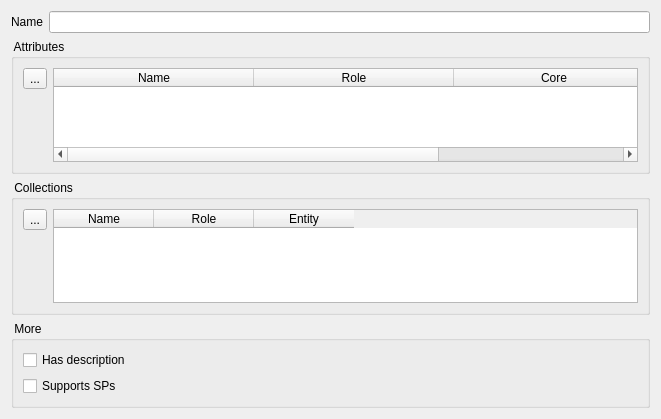
Old version of the form src/gui/repo_RepositoryElementForm.ui in the repository fritzone/ddm.
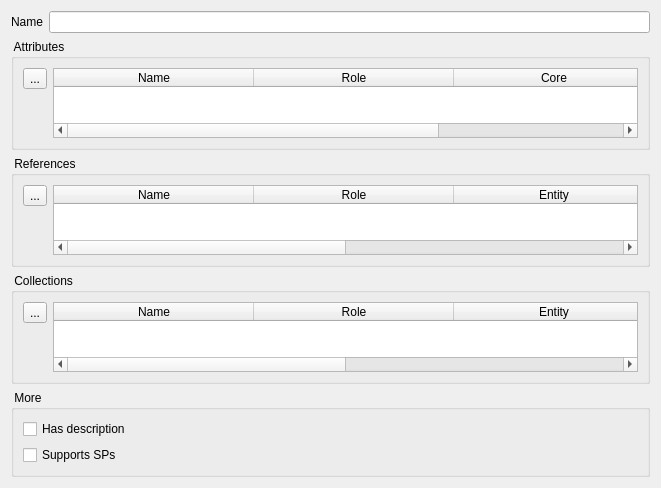
New version of the form. Icons and pictures are not drawn.

Patch:
```diff
--- a/src/gui/repo_RepositoryElementForm.ui
+++ b/src/gui/repo_RepositoryElementForm.ui
@@ -106,7 +106,89 @@
     </widget>
    </item>
    <item>
-    <widget class="QGroupBox" name="groupBox_2">
+    <widget class="QGroupBox" name="grpReferences">
+     <property name="title">
+      <string> References </string>
+     </property>
+     <layout class="QHBoxLayout" name="horizontalLayout_6">
+      <item>
+       <widget class="QWidget" name="horizontalWidget_5" native="true">
+        <layout class="QVBoxLayout" name="verticalLayout_6">
+         <property name="spacing">
+          <number>0</number>
+         </property>
+         <property name="margin">
+          <number>0</number>
+         </property>
+         <item>
+          <widget class="QToolButton" name="btnDeleteReference">
+           <property name="text">
+            <string>...</string>
+           </property>
+           <property name="icon">
+            <iconset resource="../dbm.qrc">
+             <normaloff>:/images/actions/images/small/remove.png</normaloff>:/images/actions/images/small/remove.png</iconset>
+           </property>
+          </widget>
+         </item>
+         <item>
+          <spacer name="verticalSpacer_5">
+           <property name="orientation">
+            <enum>Qt::Vertical</enum>
+           </property>
+           <property name="sizeHint" stdset="0">
+            <size>
+             <width>20</width>
+             <height>40</height>
+            </size>
+           </property>
+          </spacer>
+         </item>
+        </layout>
+       </widget>
+      </item>
+      <item>
+       <widget class="QTableWidget" name="tblReferences">
+        <attribute name="horizontalHeaderDefaultSectionSize">
+         <number>200</number>
+        </attribute>
+        <attribute name="horizontalHeaderMinimumSectionSize">
+         <number>100</number>
+        </attribute>
+        <attribute name="horizontalHeaderStretchLastSection">
+         <bool>false</bool>
+        </attribute>
+        <column>
+         <property name="text">
+          <string>Name</string>
+         </property>
+        </column>
+        <column>
+         <property name="text">
+          <string>Role</string>
+         </property>
+         <property name="icon">
+          <iconset resource="../dbm.qrc">
+           <normaloff>:/images/actions/images/small/applications_engineering.png</normaloff>:/images/actions/images/small/applications_engineering.png</iconset>
+         </property>
+        </column>
+        <column>
+         <property name="text">
+          <string>Entity</string>
+         </property>
+        </column>
+        <column>
+         <property name="text">
+          <string>Core</string>
+         </property>
+        </column>
+       </widget>
+      </item>
+     </layout>
+    </widget>
+   </item>
+   <item>
+    <widget class="QGroupBox" name="grpCollections">
      <property name="title">
       <string> Collections </string>
      </property>
@@ -149,6 +231,12 @@
       </item>
       <item>
        <widget class="QTableWidget" name="tblCollections">
+        <attribute name="horizontalHeaderDefaultSectionSize">
+         <number>200</number>
+        </attribute>
+        <attribute name="horizontalHeaderMinimumSectionSize">
+         <number>100</number>
+        </attribute>
         <attribute name="horizontalHeaderStretchLastSection">
          <bool>false</bool>
         </attribute>
@@ -171,6 +259,11 @@
           <string>Entity</string>
          </property>
         </column>
+        <column>
+         <property name="text">
+          <string>Core</string>
+         </property>
+        </column>
        </widget>
       </item>
      </layout>
```
Left out of the diff: 2 changed lines with no effect on the pictures.
